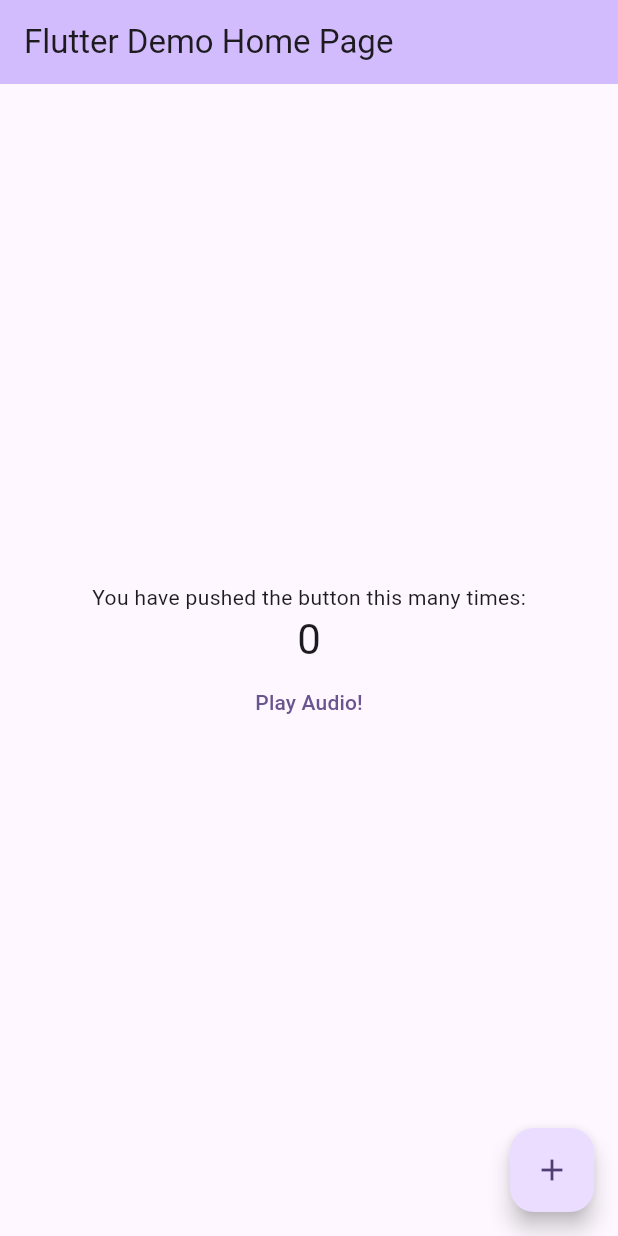
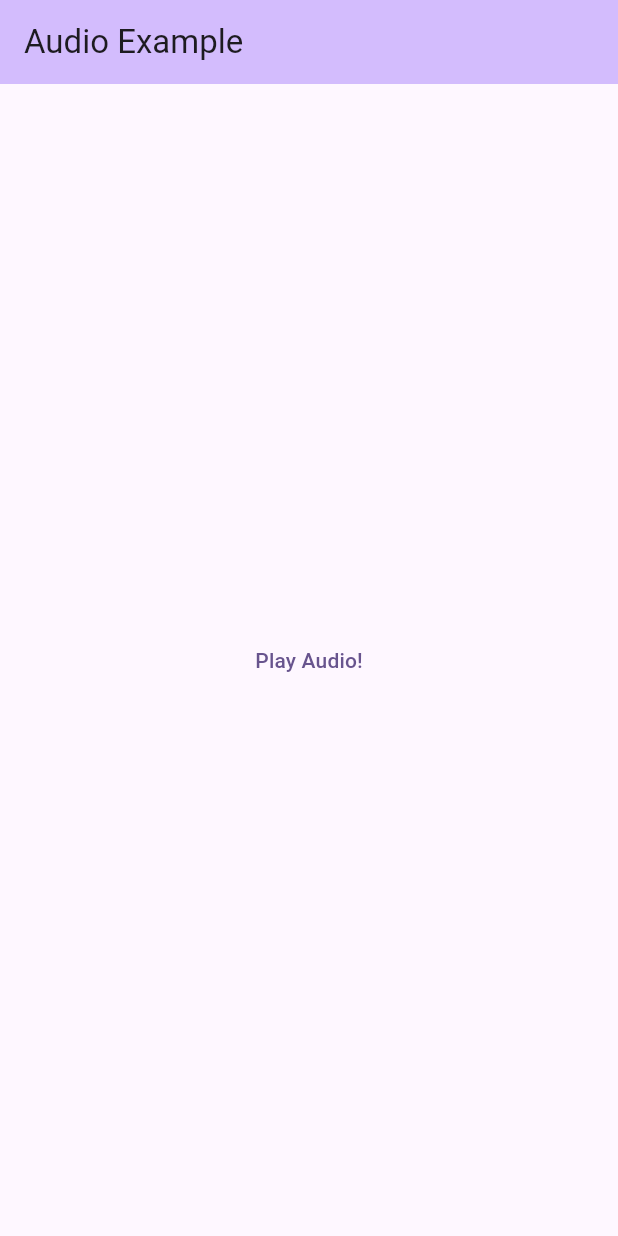
Before and after one commit to JanBeelte/just_audio_mobile_browser_bug, a Flutter app: the screen it shows after launch, after a tap on "Play Audio!", on a phone screen of 412 x 824 dp. Run offline on Flutter 3.47's test engine with Material 3 defaults, Android fonts, the light colour scheme and no system bars; our stand-ins replace just_audio.

```diff
--- a/lib/main.dart
+++ b/lib/main.dart
@@ -8,129 +8,105 @@
 class MyApp extends StatelessWidget {
   const MyApp({super.key});
 
-  // This widget is the root of your application.
   @override
   Widget build(BuildContext context) {
     return MaterialApp(
-      title: 'Flutter Demo',
+      title: 'Audio Example',
       theme: ThemeData(
-        // This is the theme of your application.
-        //
-        // TRY THIS: Try running your application with "flutter run". You'll see
-        // the application has a purple toolbar. Then, without quitting the app,
-        // try changing the seedColor in the colorScheme below to Colors.green
-        // and then invoke "hot reload" (save your changes or press the "hot
-        // reload" button in a Flutter-supported IDE, or press "r" if you used
-        // the command line to start the app).
-        //
-        // Notice that the counter didn't reset back to zero; the application
-        // state is not lost during the reload. To reset the state, use hot
-        // restart instead.
-        //
-        // This works for code too, not just values: Most code changes can be
-        // tested with just a hot reload.
         colorScheme: ColorScheme.fromSeed(seedColor: Colors.deepPurple),
         useMaterial3: true,
       ),
-      home: MyHomePage(title: 'Flutter Demo Home Page'),
+      // home: const MainScreen(),
+      home: const AudioExample(title: 'Audio Example'),
     );
   }
 }
 
-class MyHomePage extends StatefulWidget {
-  MyHomePage({super.key, required this.title});
+class MainScreen extends StatelessWidget {
+  const MainScreen({super.key});
 
-  // This widget is the home page of your application. It is stateful, meaning
-  // that it has a State object (defined below) that contains fields that affect
-  // how it looks.
+  @override
+  Widget build(BuildContext context) {
+    return Scaffold(
+      appBar: AppBar(
+        backgroundColor: Theme.of(context).colorScheme.inversePrimary,
+        title: const Text('Audio Example Test'),
+      ),
+      body: Center(
+        child: Column(
+          mainAxisAlignment: MainAxisAlignment.center,
+          children: <Widget>[
+            TextButton(
+                onPressed: () {
+                  Navigator.push(
+                    context,
+                    MaterialPageRoute(
+                        builder: (context) =>
+                            const AudioExample(title: 'Audio Example')),
+                  );
+                },
+                child: const Text('Audio Example'))
+          ],
+        ),
+      ),
+    );
+  }
+}
 
-  // This class is the configuration for the state. It holds the values (in this
-  // case the title) provided by the parent (in this case the App widget) and
-  // used by the build method of the State. Fields in a Widget subclass are
-  // always marked "final".
+class AudioExample extends StatefulWidget {
+  const AudioExample({super.key, required this.title});
 
   final String title;
-  final audioPlayer = AudioPlayer();
 
   @override
-  State<MyHomePage> createState() => _MyHomePageState();
+  State<AudioExample> createState() => _AudioExampleState();
 }
 
-class _MyHomePageState extends State<MyHomePage> {
-  int _counter = 0;
+class _AudioExampleState extends State<AudioExample> {
+  final audioPlayer = AudioPlayer();
+  bool audioLoaded = false;
 
-  void _incrementCounter() {
-    setState(() {
-      // This call to setState tells the Flutter framework that something has
-      // changed in this State, which causes it to rerun the build method below
-      // so that the display can reflect the updated values. If we changed
-      // _counter without calling setState(), then the build method would not be
-      // called again, and so nothing would appear to happen.
-      _counter++;
-    });
+  @override
+  void initState() {
+    super.initState();
+    loadAudio();
+  }
+
+  Future<void> loadAudio() async {
+    if (audioLoaded) return;
+    final duration = await audioPlayer.setUrl(
+        "https://firebasestorage.googleapis.com/v0/b/facilify-405411.appspot.com/o/shared_audio%2Fdeep-meditation-bell-hit-root-chakra-1-174455.mp3?alt=media&token=23a92a43-7367-4a18-bbb3-6654cd56a233");
+    // final duration = await audioPlayer
+    //     .setAsset("assets/deep-meditation-bell-hit-root-chakra-1-174455.mp3");
+    if (duration == null) return;
+    setState(() => audioLoaded = true);
   }
 
   @override
   Widget build(BuildContext context) {
-    // This method is rerun every time setState is called, for instance as done
-    // by the _incrementCounter method above.
-    //
-    // The Flutter framework has been optimized to make rerunning build methods
-    // fast, so that you can just rebuild anything that needs updating rather
-    // than having to individually change instances of widgets.
     return Scaffold(
       appBar: AppBar(
-        // TRY THIS: Try changing the color here to a specific color (to
-        // Colors.amber, perhaps?) and trigger a hot reload to see the AppBar
-        // change color while the other colors stay the same.
         backgroundColor: Theme.of(context).colorScheme.inversePrimary,
-        // Here we take the value from the MyHomePage object that was created by
-        // the App.build method, and use it to set our appbar title.
         title: Text(widget.title),
       ),
       body: Center(
-        // Center is a layout widget. It takes a single child and positions it
-        // in the middle of the parent.
         child: Column(
-          // Column is also a layout widget. It takes a list of children and
-          // arranges them vertically. By default, it sizes itself to fit its
-          // children horizontally, and tries to be as tall as its parent.
-          //
-          // Column has various properties to control how it sizes itself and
-          // how it positions its children. Here we use mainAxisAlignment to
-          // center the children vertically; the main axis here is the vertical
-          // axis because Columns are vertical (the cross axis would be
-          // horizontal).
-          //
-          // TRY THIS: Invoke "debug painting" (choose the "Toggle Debug Paint"
-          // action in the IDE, or press "p" in the console), to see the
-          // wireframe for each widget.
           mainAxisAlignment: MainAxisAlignment.center,
           children: <Widget>[
-            const Text(
-              'You have pushed the button this many times:',
-            ),
-            Text(
-              '$_counter',
-              style: Theme.of(context).textTheme.headlineMedium,
-            ),
             TextButton(
                 onPressed: () async {
-                  // await widget.audioPlayer.setUrl(
-                  // "https://firebasestorage.googleapis.com/v0/b/facilify-405411.appspot.com/o/shared_audio%2Fdeep-meditation-bell-hit-root-chakra-1-174455.mp3?alt=media&token=23a92a43-7367-4a18-bbb3-6654cd56a233");
-                  await widget.audioPlayer.setAsset(
-                      "assets/deep-meditation-bell-hit-root-chakra-1-174455.mp3");
-                  widget.audioPlayer.play();
+                  if (!audioPlayer.playing) {
+                    await loadAudio();
+                    await audioPlayer.seek(Duration.zero);
+                    audioPlayer.play();
+                  } else {
+                    audioPlayer.stop();
+                  }
                 },
                 child: const Text('Play Audio!'))
           ],
         ),
       ),
-      floatingActionButton: FloatingActionButton(
-        onPressed: _incrementCounter,
-        tooltip: 'Increment',
-        child: const Icon(Icons.add),
-      ), // This trailing comma makes auto-formatting nicer for build methods.
     );
   }
 }
```
